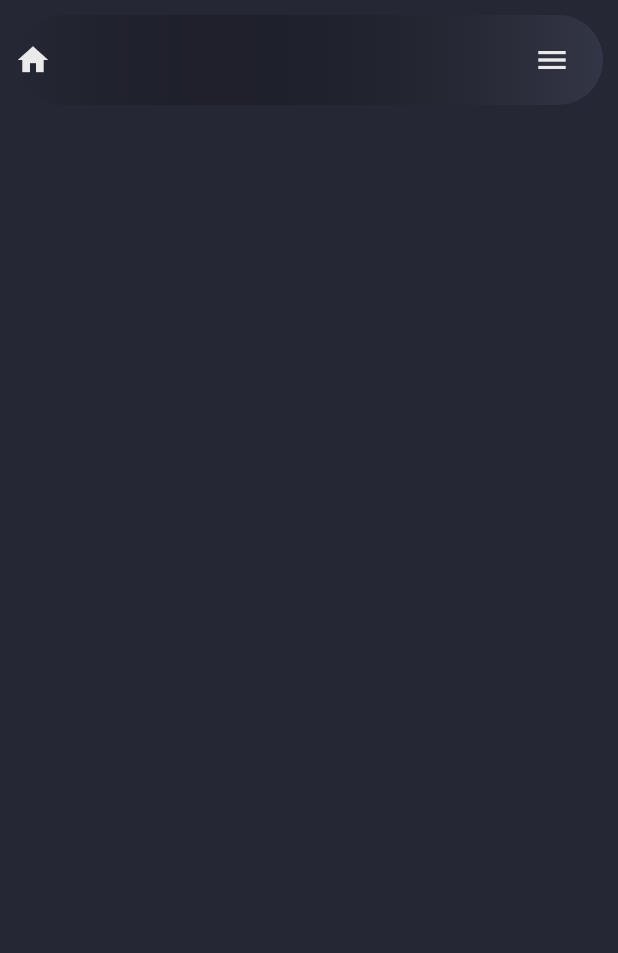
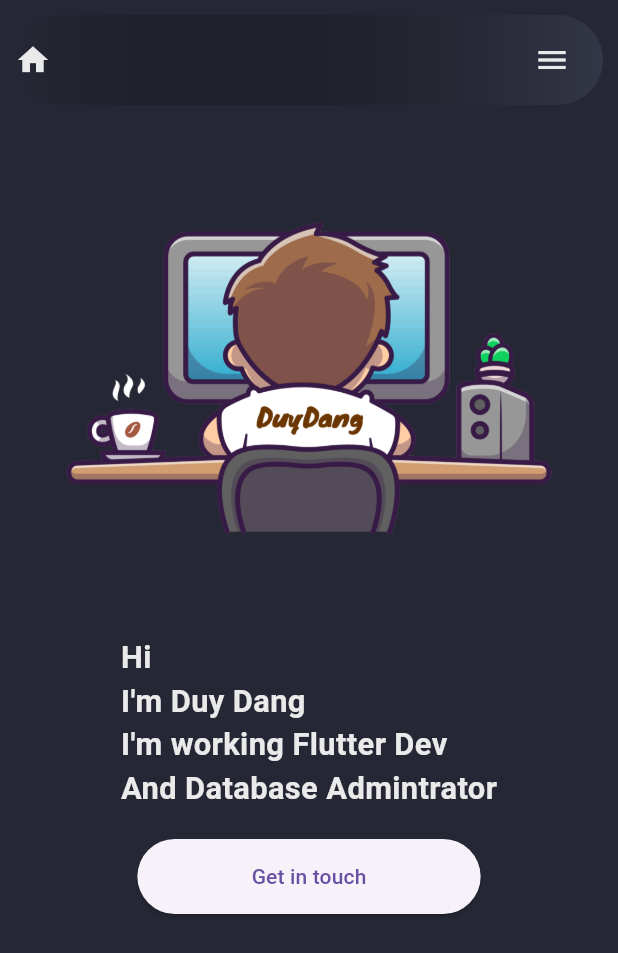
Before and after one commit to duyydang/portfolio, a Flutter app: the screen it shows after launch, on a phone screen of 412 x 824 dp. Shown: the top 953 px of the screen. Run offline on Flutter 3.47's test engine with Material 3 defaults, Android fonts, the phone set to English and light mode, and no system bars; our stand-ins replace responsive_builder.

Commit message:
Done main page

```diff
--- a/lib/pages/homepage.dart
+++ b/lib/pages/homepage.dart
@@ -6,6 +6,7 @@ import 'package:web_portfolio/widgets/header_desktop.dart';
 import 'package:responsive_builder/responsive_builder.dart';
 import 'package:web_portfolio/widgets/header_mobile.dart';
 import 'package:web_portfolio/widgets/main_desktop.dart';
+import 'package:web_portfolio/widgets/main_mobile.dart';
 
 class HomePage extends StatefulWidget {
   const HomePage({super.key});
@@ -27,11 +28,16 @@ class _HomePageState extends State<HomePage> {
           HeaderDesktop(),
           MainDesktop(),
         ]),
-        mobile: HeaderMobile(
-          onLogoTap: () {},
-          onMenuTap: () {
-            scafoldKey.currentState?.openEndDrawer();
-          },
+        mobile: ListView(
+          children: [
+            HeaderMobile(
+              onLogoTap: () {},
+              onMenuTap: () {
+                scafoldKey.currentState?.openEndDrawer();
+              },
+            ),
+            MainMobile(),
+          ],
         ),
       ),
     );
--- a/lib/widgets/main_desktop.dart
+++ b/lib/widgets/main_desktop.dart
@@ -8,6 +8,7 @@ class MainDesktop extends StatelessWidget {
   @override
   Widget build(BuildContext context) {
     return Container(
+      // height: MediaQuery.of(context).size.height / 1.2,
       margin: EdgeInsets.symmetric(horizontal: 40),
       child: Row(
         mainAxisAlignment: MainAxisAlignment.spaceAround,
@@ -15,6 +16,7 @@ class MainDesktop extends StatelessWidget {
           Expanded(
             flex: 4,
             child: Column(
+              mainAxisAlignment: MainAxisAlignment.center,
               children: [
                 Text(
                   'Hi\nI\'m Duy Dang\nI\'m working Flutter Dev\nAnd Database Admintrator',
@@ -25,10 +27,11 @@ class MainDesktop extends StatelessWidget {
                   ),
                 ),
                 SizedBox(
-                  height: 10,
+                  height: 30,
                 ),
                 Container(
-                  height: 40,
+                  width: 350,
+                  height: 50,
                   child: ElevatedButton(
                     onPressed: () {},
                     child: Text('Get in touch'),
@@ -41,7 +44,7 @@ class MainDesktop extends StatelessWidget {
             flex: 6,
             child: Image.asset(
               Images.myLogo,
-              height: MediaQuery.of(context).size.height,
+              height: MediaQuery.of(context).size.height / 1.4,
             ),
           ),
         ],
--- /dev/null
+++ b/lib/widgets/main_mobile.dart
@@ -0,0 +1,47 @@
+import 'package:flutter/material.dart';
+import 'package:web_portfolio/constants/colors.dart';
+import 'package:web_portfolio/constants/images.dart';
+
+class MainMobile extends StatelessWidget {
+  const MainMobile({super.key});
+  @override
+  Widget build(BuildContext context) {
+    final sizePage = MediaQuery.of(context).size.width;
+    return Container(
+      margin: EdgeInsets.symmetric(horizontal: 40),
+      child: Column(
+        mainAxisAlignment: MainAxisAlignment.spaceAround,
+        children: [
+          Image.asset(
+            Images.myLogo,
+            height: sizePage / 1.2,
+          ),
+          Column(
+            mainAxisAlignment: MainAxisAlignment.center,
+            children: [
+              Text(
+                'Hi\nI\'m Duy Dang\nI\'m working Flutter Dev\nAnd Database Admintrator',
+                style: TextStyle(
+                  color: CustomColor.whitePrimary,
+                  fontSize: sizePage / 20,
+                  fontWeight: FontWeight.bold,
+                ),
+              ),
+              SizedBox(
+                height: 20,
+              ),
+              Container(
+                width: sizePage / 1.8,
+                height: 50,
+                child: ElevatedButton(
+                  onPressed: () {},
+                  child: Text('Get in touch'),
+                ),
+              ),
+            ],
+          ),
+        ],
+      ),
+    );
+  }
+}
```
Also changed, not shown: assets/images/myLogo-02.png.
